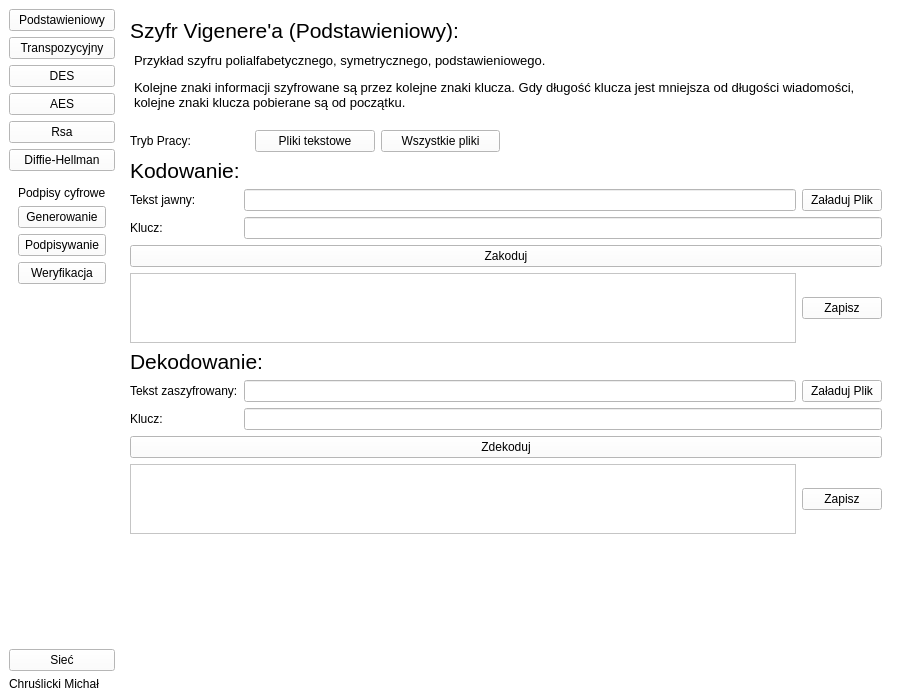
First picture: the form in Ui/mainwindow.ui, repository Dezinter8/kryptografia_CM, before the edit.
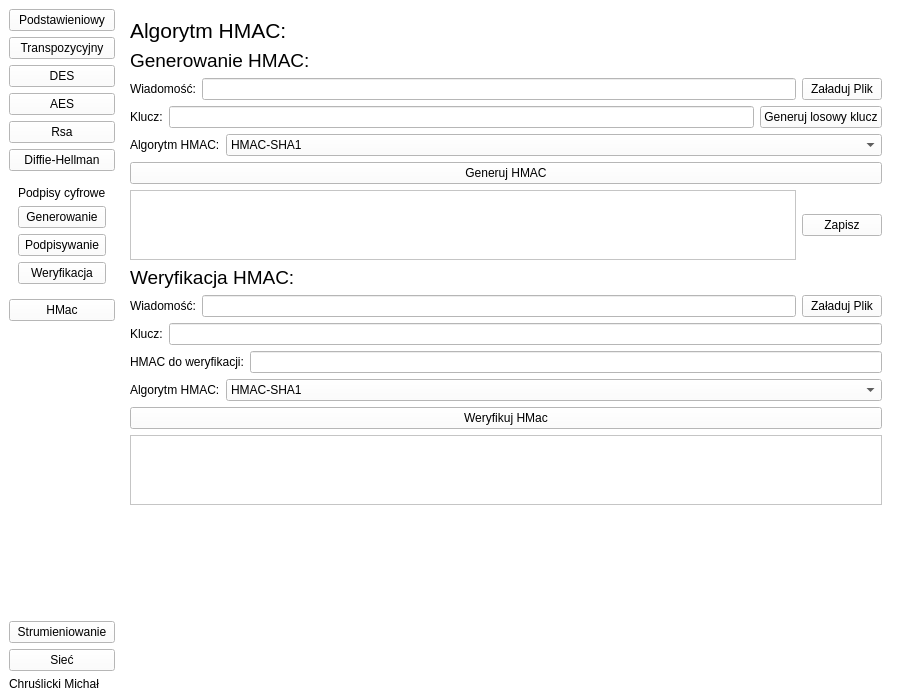
Second picture: the form after the edit. The open tabs and pages were chosen to show the change.

Commit message: Algorytm HMac oraz strumieniowanie

Patch:
```diff
--- a/Ui/mainwindow.ui
+++ b/Ui/mainwindow.ui
@@ -593,6 +593,13 @@
          </layout>
         </widget>
        </item>
+       <item>
+        <widget class="QPushButton" name="hmac_pushButton">
+         <property name="text">
+          <string>HMac</string>
+         </property>
+        </widget>
+       </item>
        <item>
         <spacer name="verticalSpacer">
          <property name="orientation">
@@ -606,6 +613,13 @@
          </property>
         </spacer>
        </item>
+       <item>
+        <widget class="QPushButton" name="dataStream_pushButton">
+         <property name="text">
+          <string>Strumieniowanie</string>
+         </property>
+        </widget>
+       </item>
        <item>
         <widget class="QPushButton" name="siec_pushButton">
          <property name="text">
@@ -3120,6 +3134,371 @@
            </item>
           </layout>
          </widget>
+         <widget class="QWidget" name="HMac_page">
+          <layout class="QVBoxLayout" name="verticalLayout_24">
+           <item>
+            <widget class="QLabel" name="label_77">
+             <property name="font">
+              <font>
+               <pointsize>16</pointsize>
+              </font>
+             </property>
+             <property name="text">
+              <string>Algorytm HMAC:</string>
+             </property>
+            </widget>
+           </item>
+           <item>
+            <widget class="QLabel" name="label_74">
+             <property name="font">
+              <font>
+               <pointsize>14</pointsize>
+              </font>
+             </property>
+             <property name="text">
+              <string>Generowanie HMAC:</string>
+             </property>
+            </widget>
+           </item>
+           <item>
+            <layout class="QHBoxLayout" name="horizontalLayout_23">
+             <item>
+              <widget class="QLabel" name="label_78">
+               <property name="text">
+                <string>Wiadomość:</string>
+               </property>
+              </widget>
+             </item>
+             <item>
+              <widget class="QLineEdit" name="messageInput_lineEdit"/>
+             </item>
+             <item>
+              <widget class="QPushButton" name="messageInput_input_file">
+               <property name="text">
+                <string>Załaduj Plik</string>
+               </property>
+              </widget>
+             </item>
+            </layout>
+           </item>
+           <item>
+            <layout class="QHBoxLayout" name="horizontalLayout_24">
+             <item>
+              <widget class="QLabel" name="label_80">
+               <property name="text">
+                <string>Klucz:</string>
+               </property>
+              </widget>
+             </item>
+             <item>
+              <widget class="QLineEdit" name="keyInput_lineEdit"/>
+             </item>
+             <item>
+              <widget class="QPushButton" name="generateKey_pushButton">
+               <property name="text">
+                <string>Generuj losowy klucz</string>
+               </property>
+              </widget>
+             </item>
+            </layout>
+           </item>
+           <item>
+            <layout class="QHBoxLayout" name="horizontalLayout_25" stretch="0,1">
+             <item>
+              <widget class="QLabel" name="label_82">
+               <property name="text">
+                <string>Algorytm HMAC:</string>
+               </property>
+              </widget>
+             </item>
+             <item>
+              <widget class="QComboBox" name="hmacAlgorithm_comboBox">
+               <item>
+                <property name="text">
+                 <string>HMAC-SHA1</string>
+                </property>
+               </item>
+               <item>
+                <property name="text">
+                 <string>HMAC-SHA256</string>
+                </property>
+               </item>
+               <item>
+                <property name="text">
+                 <string>HMAC-SHA512</string>
+                </property>
+               </item>
+              </widget>
+             </item>
+            </layout>
+           </item>
+           <item>
+            <widget class="QPushButton" name="computeHmac_pushButton">
+             <property name="text">
+              <string>Generuj HMAC</string>
+             </property>
+            </widget>
+           </item>
+           <item>
+            <layout class="QHBoxLayout" name="horizontalLayout_26">
+             <item>
+              <widget class="QTextEdit" name="computedHmac_output">
+               <property name="maximumSize">
+                <size>
+                 <width>16777215</width>
+                 <height>70</height>
+                </size>
+               </property>
+               <property name="readOnly">
+                <bool>true</bool>
+               </property>
+              </widget>
+             </item>
+             <item>
+              <widget class="QPushButton" name="computedHmac_output_save">
+               <property name="text">
+                <string>Zapisz</string>
+               </property>
+              </widget>
+             </item>
+            </layout>
+           </item>
+           <item>
+            <widget class="QLabel" name="label_73">
+             <property name="font">
+              <font>
+               <pointsize>14</pointsize>
+              </font>
+             </property>
+             <property name="text">
+              <string>Weryfikacja HMAC:</string>
+             </property>
+            </widget>
+           </item>
+           <item>
+            <layout class="QHBoxLayout" name="horizontalLayout_27">
+             <item>
+              <widget class="QLabel" name="label_81">
+               <property name="text">
+                <string>Wiadomość:</string>
+               </property>
+              </widget>
+             </item>
+             <item>
+              <widget class="QLineEdit" name="verifyMessageInput_lineEdit"/>
+             </item>
+             <item>
+              <widget class="QPushButton" name="verifyMessageInput_input_file">
+               <property name="text">
+                <string>Załaduj Plik</string>
+               </property>
+              </widget>
+             </item>
+            </layout>
+           </item>
+           <item>
+            <layout class="QHBoxLayout" name="horizontalLayout_28">
+             <item>
+              <widget class="QLabel" name="label_79">
+               <property name="text">
+                <string>Klucz:</string>
+               </property>
+              </widget>
+             </item>
+             <item>
+              <widget class="QLineEdit" name="verifyKeyInput_lineEdit"/>
+             </item>
+            </layout>
+           </item>
+           <item>
+            <layout class="QHBoxLayout" name="horizontalLayout_29">
+             <item>
+              <widget class="QLabel" name="label_83">
+               <property name="text">
+                <string>HMAC do weryfikacji:</string>
+               </property>
+              </widget>
+             </item>
+             <item>
+              <widget class="QLineEdit" name="verifyHmacInput_lineEdit"/>
+             </item>
+            </layout>
+           </item>
+           <item>
+            <layout class="QHBoxLayout" name="horizontalLayout_30" stretch="0,1">
+             <item>
+              <widget class="QLabel" name="label_84">
+               <property name="text">
+                <string>Algorytm HMAC:</string>
+               </property>
+              </widget>
+             </item>
+             <item>
+              <widget class="QComboBox" name="verifyHmacAlgorithm_comboBox">
+               <item>
+                <property name="text">
+                 <string>HMAC-SHA1</string>
+                </property>
+               </item>
+               <item>
+                <property name="text">
+                 <string>HMAC-SHA256</string>
+                </property>
+               </item>
+               <item>
+                <property name="text">
+                 <string>HMAC-SHA512</string>
+                </property>
+               </item>
+              </widget>
+             </item>
+            </layout>
+           </item>
+           <item>
+            <widget class="QPushButton" name="verifyHmac_pushButton">
+             <property name="text">
+              <string>Weryfikuj HMac</string>
+             </property>
+            </widget>
+           </item>
+           <item>
+            <widget class="QTextEdit" name="verifyHmacOutput_textEdit">
+             <property name="maximumSize">
+              <size>
+               <width>16777215</width>
+               <height>70</height>
+              </size>
+             </property>
+             <property name="readOnly">
+              <bool>true</bool>
+             </property>
+            </widget>
+           </item>
+           <item>
+            <spacer name="verticalSpacer_18">
+             <property name="orientation">
+              <enum>Qt::Orientation::Vertical</enum>
+             </property>
+             <property name="sizeHint" stdset="0">
+              <size>
+               <width>20</width>
+               <height>40</height>
+              </size>
+             </property>
+            </spacer>
+           </item>
+          </layout>
+         </widget>
+         <widget class="QWidget" name="dataStream_page">
+          <layout class="QVBoxLayout" name="verticalLayout_19">
+           <item>
+            <widget class="QLabel" name="label_86">
+             <property name="font">
+              <font>
+               <pointsize>16</pointsize>
+              </font>
+             </property>
+             <property name="text">
+              <string>Strumieniowanie przy pomocy Aes:</string>
+             </property>
+            </widget>
+           </item>
+           <item>
+            <widget class="QLabel" name="label_85">
+             <property name="font">
+              <font>
+               <pointsize>14</pointsize>
+              </font>
+             </property>
+             <property name="text">
+              <string>Użytkownik A:</string>
+             </property>
+            </widget>
+           </item>
+           <item>
+            <layout class="QHBoxLayout" name="horizontalLayout_32">
+             <item>
+              <widget class="QLabel" name="label_87">
+               <property name="text">
+                <string>Wiadomość:</string>
+               </property>
+              </widget>
+             </item>
+             <item>
+              <widget class="QLineEdit" name="inputA"/>
+             </item>
+             <item>
+              <widget class="QPushButton" name="sendButtonA">
+               <property name="text">
+                <string>Wyślij</string>
+               </property>
+              </widget>
+             </item>
+            </layout>
+           </item>
+           <item>
+            <widget class="QLabel" name="label_88">
+             <property name="font">
+              <font>
+               <pointsize>14</pointsize>
+              </font>
+             </property>
+             <property name="text">
+              <string>Użytkownik B:</string>
+             </property>
+            </widget>
+           </item>
+           <item>
+            <layout class="QHBoxLayout" name="horizontalLayout_34">
+             <item>
+              <widget class="QLabel" name="label_90">
+               <property name="text">
+                <string>Wiadomość:</string>
+               </property>
+              </widget>
+             </item>
+             <item>
+              <widget class="QLineEdit" name="inputB"/>
+             </item>
+             <item>
+              <widget class="QPushButton" name="sendButtonB">
+               <property name="text">
+                <string>Wyślij</string>
+               </property>
+              </widget>
+             </item>
+            </layout>
+           </item>
+           <item>
+            <widget class="QLabel" name="label_91">
+             <property name="font">
+              <font>
+               <pointsize>14</pointsize>
+              </font>
+             </property>
+             <property name="text">
+              <string>Wiadomości:</string>
+             </property>
+            </widget>
+           </item>
+           <item>
+            <widget class="QTextEdit" name="messagesTextEdit"/>
+           </item>
+           <item>
+            <spacer name="verticalSpacer_19">
+             <property name="orientation">
+              <enum>Qt::Orientation::Vertical</enum>
+             </property>
+             <property name="sizeHint" stdset="0">
+              <size>
+               <width>20</width>
+               <height>229</height>
+              </size>
+             </property>
+            </spacer>
+           </item>
+          </layout>
+         </widget>
         </widget>
        </item>
       </layout>
```
Left out of the diff: 2 changed lines with no effect on the pictures. The commit also changes 6 other files.
